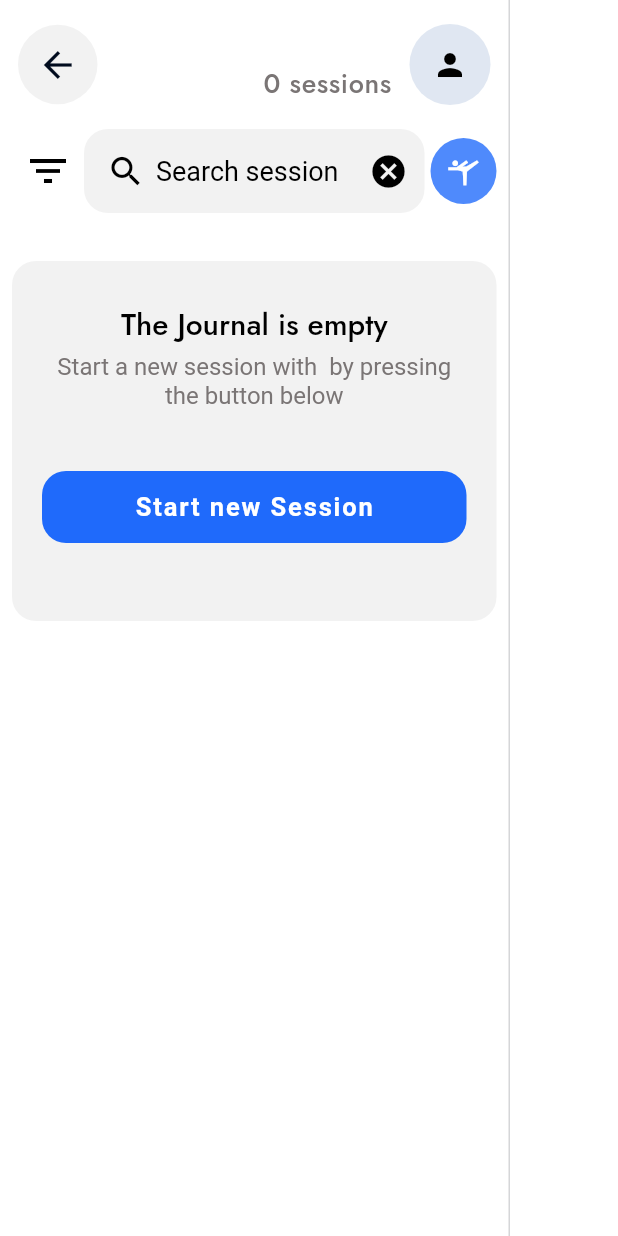
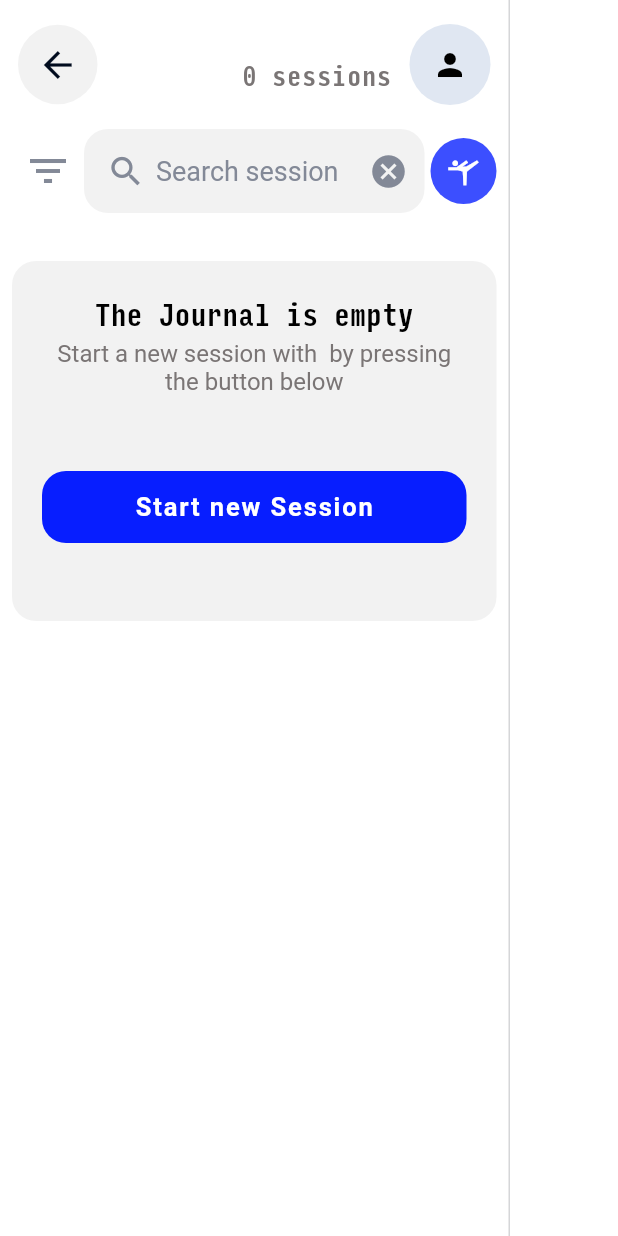
Before and after one commit to RomuloNavas/MuscleTracker_Isolates, a Flutter app: the ClientHistoryScreen screen opened directly with empty values, on a phone screen of 412 x 824 dp. Run offline on Flutter 3.47's test engine with Material 2 defaults, Android fonts, the phone set to English and light mode, and no system bars; our stand-ins replace flutter_bluetooth_serial, flutter_svg, geolocator, get, google_fonts, location and 5 more; missing offline and left inert: neuro_sdk_isolate; accounts and stored records are empty; statements that could not run were skipped.

Commit message:
Adds shadow color used in labels nad button icons

```diff
--- a/lib/theme.dart
+++ b/lib/theme.dart
@@ -1,18 +1,23 @@
 import 'package:flutter/material.dart';
 import 'package:get/get.dart';
 import 'package:google_fonts/google_fonts.dart';
+
+// RADIUS: Buttons, textField container => 16
 
 class AppTheme {
   // 'appBarHeight' = 80,
   static ThemeData appTheme = ThemeData.light().copyWith(
     colorScheme: ColorScheme.fromSwatch().copyWith(
-      primary: const Color(0xff1f6afb),
+        primary: const Color(0xff071eff),
         // primary: const Color(0xff5181b8),
-      secondary: const Color(0xff508bff), // Color got the overflow glow effect
+        secondary:
+            const Color(0xff0058e4), // Color got the overflow glow effect
         tertiary: const Color(0xffe2e3e5),
         surface: const Color.fromRGBO(232, 233, 234, 1), // card color
-      error: const Color(0xffde270e),
+        error: const Color(0xffe40031),
         outline: const Color(0xffd3d5d7),
+        shadow:
+            const Color(0xff838997) // Used for icons in buttonIcons and labels
         ),
     scrollbarTheme: ScrollbarThemeData().copyWith(
       thumbColor: MaterialStateProperty.all(const Color(0xff1f5cff)),
@@ -53,13 +58,14 @@ class AppTheme {
 
   static ThemeData appDarkTheme = ThemeData.dark().copyWith(
     colorScheme: ColorScheme.fromSwatch().copyWith(
-      primary: const Color(0xff1f6afb),
-      secondary: const Color(0xff508bff), // Color got the overflow glow effect
+        primary: const Color(0xff071eff),
+        secondary:
+            const Color(0xff0058e4), // Color got the overflow glow effect
         tertiary: const Color(0xff282828),
         surface: const Color(0xff212224),
-      error: const Color(0xffd85a53),
+        error: const Color(0xffe40031),
         outline: const Color(0xff333333),
-    ),
+        shadow: const Color(0xff838997)),
     scrollbarTheme: ScrollbarThemeData().copyWith(
       thumbColor: MaterialStateProperty.all(const Color(0xff54ff81)),
       trackColor: MaterialStateProperty.all(const Color(0xff212224)),
@@ -102,24 +108,36 @@ class AppTheme {
   );
 
   static TextTheme appTextTheme = TextTheme(
-    headline1: GoogleFonts.jost(
+    headline1: TextStyle(
+        fontFamily: 'inputmono',
         fontSize: 26,
         color: Colors.black,
         letterSpacing: 0.3,
         height: 0.9,
         fontWeight: FontWeight.w600),
-    headline2: GoogleFonts.jost(
-        fontSize: 24, color: Colors.black, fontWeight: FontWeight.w600),
-    headline3: GoogleFonts.jost(
-        fontSize: 22, color: Colors.black, fontWeight: FontWeight.w500),
-    headline4: GoogleFonts.jost(
-        fontSize: 20, color: Colors.black, fontWeight: FontWeight.w500),
-    headline5: GoogleFonts.jost(
+    headline2: TextStyle(
+        fontFamily: 'inputmono',
+        fontSize: 24,
+        color: Colors.black,
+        fontWeight: FontWeight.w600),
+    headline3: TextStyle(
+        fontFamily: 'inputmono',
+        fontSize: 22,
+        color: Colors.black,
+        fontWeight: FontWeight.w500),
+    headline4: TextStyle(
+        fontFamily: 'inputmono',
+        fontSize: 20,
+        color: Colors.black,
+        fontWeight: FontWeight.w500),
+    headline5: TextStyle(
+        fontFamily: 'inputmono',
         fontSize: 18,
         fontWeight: FontWeight.w500,
         letterSpacing: 0.4,
         color: Colors.black),
-    headline6: GoogleFonts.jost(
+    headline6: TextStyle(
+        fontFamily: 'inputmono',
         fontSize: 16,
         fontWeight: FontWeight.w500,
         letterSpacing: 0.4,
```
Lines whose indentation alone changed are shown as unchanged.
